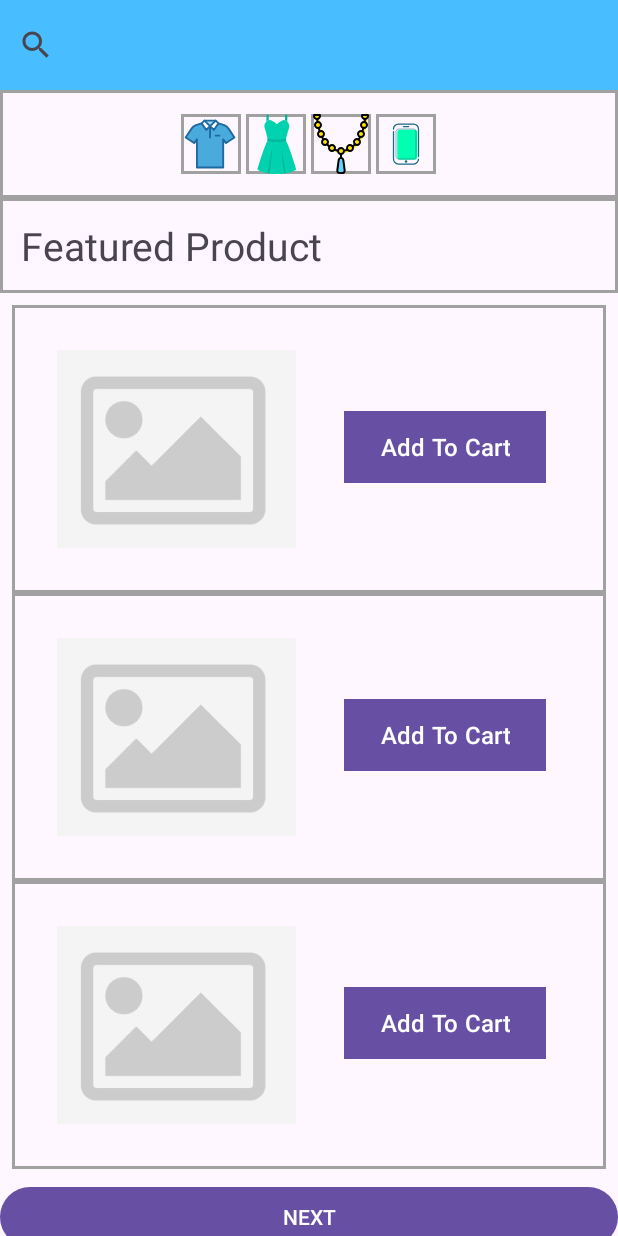
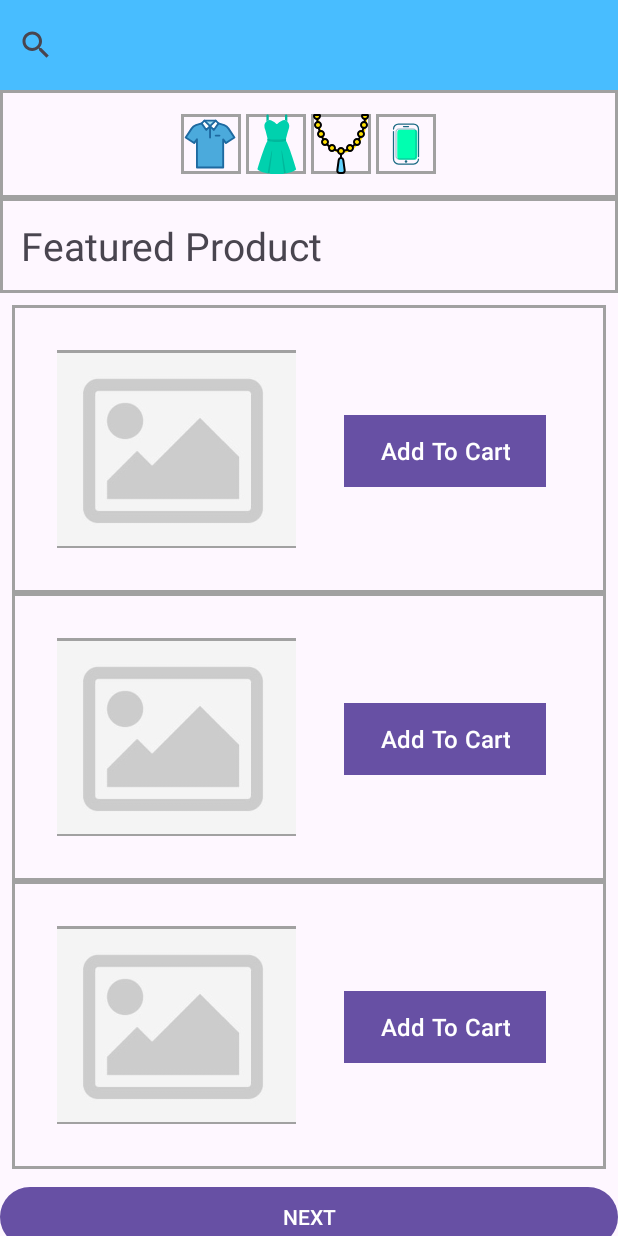
Before and after one commit to erichutabarat/Modern-Store, an Android app: the layout shopping_fragment.xml on its own in the app's theme, with its tools: preview values and no code run, on a phone screen of 412 x 824 dp. Run offline under Robolectric (Android 15) with nearby library versions, the phone set to English and light mode, and no system bars.

Commit message:
Updates: Card Product

```diff
--- a/ModernStore/app/src/main/res/layout/card_product.xml
+++ b/ModernStore/app/src/main/res/layout/card_product.xml
@@ -11,9 +11,10 @@
         android:layout_width="@dimen/product_thumbnail_width"
         android:layout_height="@dimen/product_thumbnail_height"
         android:src="@drawable/dummy"
-        android:scaleType="centerCrop"
+        android:scaleType="centerInside"
         android:layout_centerVertical="true"
-        android:layout_margin="@dimen/padding_small"/>
+        android:layout_margin="@dimen/padding_small"
+        android:background="@drawable/border_background"/>
 
     <TextView
         android:id="@+id/product_title"
@@ -40,6 +41,7 @@
         android:layout_below="@id/product_category"
         android:layout_toEndOf="@id/product_image"
         android:layout_marginStart="@dimen/padding_small"
+        android:textColor="@color/black"
         android:textSize="@dimen/product_price"/>
 
     <Button
--- a/ModernStore/app/src/main/res/values/dimens.xml
+++ b/ModernStore/app/src/main/res/values/dimens.xml
@@ -27,7 +27,7 @@
 
     <dimen name="product_title">15sp</dimen>
     <dimen name="product_category">13sp</dimen>
-    <dimen name="product_price">12sp</dimen>
+    <dimen name="product_price">14sp</dimen>
     <dimen name="product_thumbnail_width">159dp</dimen>
     <dimen name="product_thumbnail_height">132dp</dimen>
 
```
